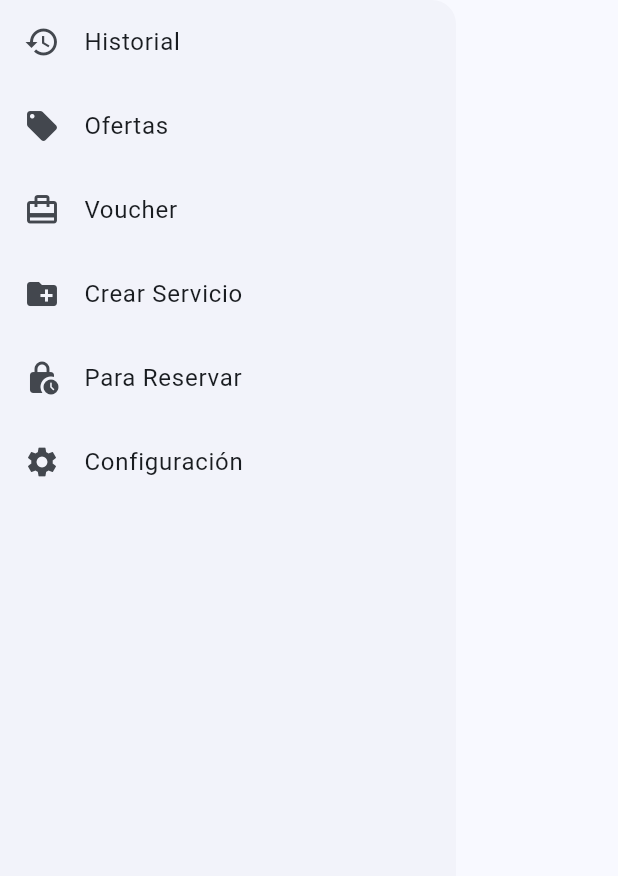
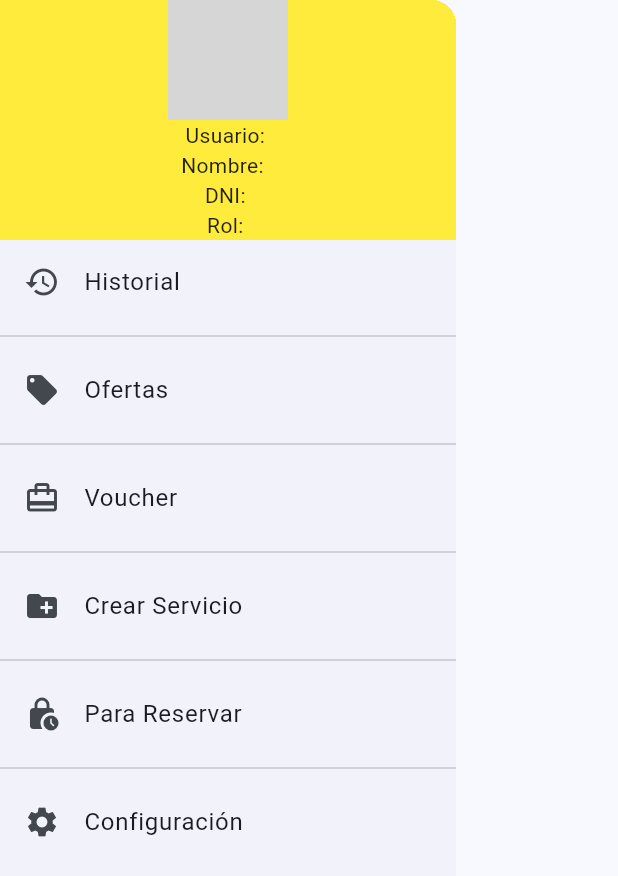
Before and after one commit to Destick1408/flutter_conductor, a Flutter app: the DrawerProfile widget shown alone on an empty page, opened directly, on a phone screen of 412 x 824 dp. Shown: the top 876 px of the screen. Run offline on Flutter 3.47's test engine with Material 3 defaults, Android fonts, the phone set to English and light mode, and no system bars; our stand-ins replace flutter_dotenv, flutter_map, geolocator, latlong2, shared_preferences; accounts and stored records are empty; network calls fail; grey boxes are pictures that could not be loaded.

Commit message:
perfil del conductor basico solo refleja nombrey foto, falta añadir datos del vehiculo

```diff
--- a/lib/api/perfil.dart
+++ b/lib/api/perfil.dart
@@ -6,13 +6,14 @@ import 'package:http/http.dart' as http;
 class PerfilApi {
   static Future<User?> fetchUserProfile() async {
     try {
-      final url = Uri.parse('$baseUrl/api/perfil/');
+      final url = Uri.parse('$baseUrl/api/auth/users/profile/');
       final headers = await AuthApi.getAuthHeaders();
       final resp = await http
           .get(url, headers: headers)
           .timeout(const Duration(seconds: 10));
       if (resp.statusCode >= 200 && resp.statusCode < 300) {
-        final data = jsonDecode(resp.body);
+        final Map<String, dynamic> data =
+            jsonDecode(resp.body) as Map<String, dynamic>;
         return User.fromJson(data);
       } else {
         return null;
--- a/lib/pages/map_page.dart
+++ b/lib/pages/map_page.dart
@@ -1,6 +1,8 @@
 import 'dart:async';
 import 'package:flutter/material.dart';
 import 'package:flutter_conductor/api/auth.dart';
+import 'package:flutter_conductor/api/perfil.dart';
+import 'package:flutter_conductor/models/user.dart';
 import 'package:flutter_conductor/widgets/custom_bottom_nav.dart';
 import 'package:flutter_map/flutter_map.dart';
 import 'package:latlong2/latlong.dart';
@@ -22,17 +24,26 @@ class _MapPageState extends State<MapPage> with SingleTickerProviderStateMixin {
   StreamSubscription<Position>? _positionStream;
   int _lastUpdateMillis = 0;
   static const int _minUpdateIntervalMs = 100;
+  User? _user;
 
   @override
   void initState() {
     super.initState();
     _startLocationUpdates();
+    _loadProfile();
   }
 
   @override
   void dispose() {
     _positionStream?.cancel();
     super.dispose();
+  }
+
+  Future<void> _loadProfile() async {
+    _user = await PerfilApi.fetchUserProfile();
+    print('Usuario cargado: ${_user?.username}');
+    if (!mounted) return;
+    setState(() {});
   }
 
   Future<void> _startLocationUpdates() async {
@@ -126,7 +137,7 @@ class _MapPageState extends State<MapPage> with SingleTickerProviderStateMixin {
           ),
         ],
       ),
-      drawer: const DrawerProfile(),
+      drawer: DrawerProfile(user: _user),
       body: FlutterMap(
         mapController: _mapController,
         options: MapOptions(
--- a/lib/widgets/drawer_profile.dart
+++ b/lib/widgets/drawer_profile.dart
@@ -1,18 +1,11 @@
 import 'package:flutter/material.dart';
+import 'package:flutter_conductor/models/user.dart';
+import 'package:flutter_conductor/widgets/user_info.dart';
 
 class DrawerProfile extends StatelessWidget {
-  final String? username;
-  final String? nombre;
-  final String? apellido;
-  final String? avatarUrl;
+  final User? user;
 
-  const DrawerProfile({
-    super.key,
-    this.username,
-    this.nombre,
-    this.apellido,
-    this.avatarUrl,
-  });
+  const DrawerProfile({super.key, this.user});
 
   @override
   Widget build(BuildContext context) {
@@ -20,6 +13,11 @@ class DrawerProfile extends StatelessWidget {
       child: ListView(
         padding: EdgeInsets.zero,
         children: [
+          Container(
+            color: Colors.yellow,
+            width: double.infinity,
+            child: UserInfo(user: user),
+          ),
           ListTile(
             leading: const Icon(Icons.history),
             title: const Text('Historial'),
@@ -27,26 +25,31 @@ class DrawerProfile extends StatelessWidget {
               Navigator.pushNamed(context, '/history');
             },
           ),
+          const Divider(),
           ListTile(
             leading: const Icon(Icons.local_offer),
             title: const Text('Ofertas'),
             onTap: () {},
           ),
+          const Divider(),
           ListTile(
             leading: const Icon(Icons.card_travel),
             title: const Text('Voucher'),
             onTap: () {},
           ),
+          const Divider(),
           ListTile(
             leading: const Icon(Icons.create_new_folder),
             title: const Text('Crear Servicio'),
             onTap: () {},
           ),
+          const Divider(),
           ListTile(
             leading: const Icon(Icons.lock_clock_rounded),
             title: const Text('Para Reservar'),
             onTap: () {},
           ),
+          const Divider(),
           ListTile(
             leading: const Icon(Icons.settings),
             title: const Text('Configuración'),
--- a/lib/widgets/user_info.dart
+++ b/lib/widgets/user_info.dart
@@ -1,10 +1,32 @@
 import 'package:flutter/material.dart';
+import 'package:flutter_conductor/models/user.dart';
 
 class UserInfo extends StatelessWidget {
-  const UserInfo({super.key});
+  final User? user;
+
+  const UserInfo({super.key, this.user});
 
   @override
   Widget build(BuildContext context) {
-    return Column(children: [Text('prueba')]);
+    return SafeArea(
+      child: Column(
+        mainAxisAlignment: MainAxisAlignment.center,
+        children: [
+          NetworkImage(user?.fotoPerfil ?? '').url.isNotEmpty
+              ? CircleAvatar(
+                  radius: 40,
+                  backgroundImage: NetworkImage(user!.fotoPerfil!),
+                )
+              : const CircleAvatar(
+                  radius: 40,
+                  backgroundImage: AssetImage('assets/default_avatar.png'),
+                ),
+          Text('Usuario: ${user?.username ?? ''}'),
+          Text('Nombre: ${user?.firstName ?? ''} ${user?.lastName ?? ''}'),
+          Text('DNI: ${user?.dni ?? ''}'),
+          Text('Rol: ${user?.role ?? ''}'),
+        ],
+      ),
+    );
   }
 }
```
